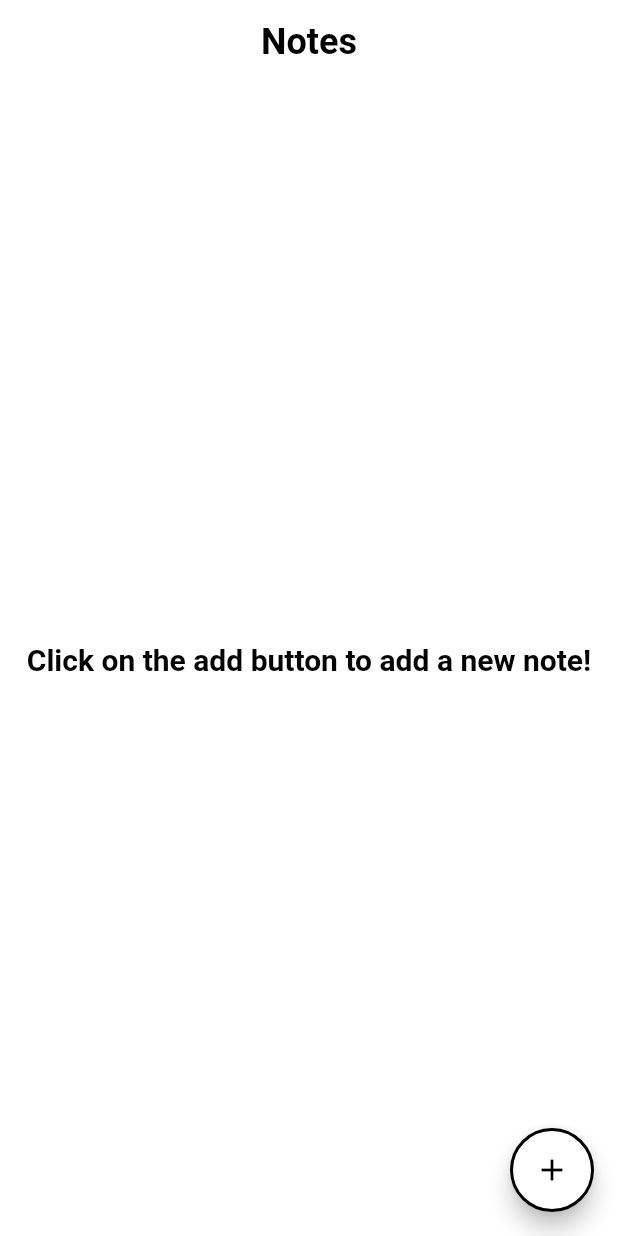
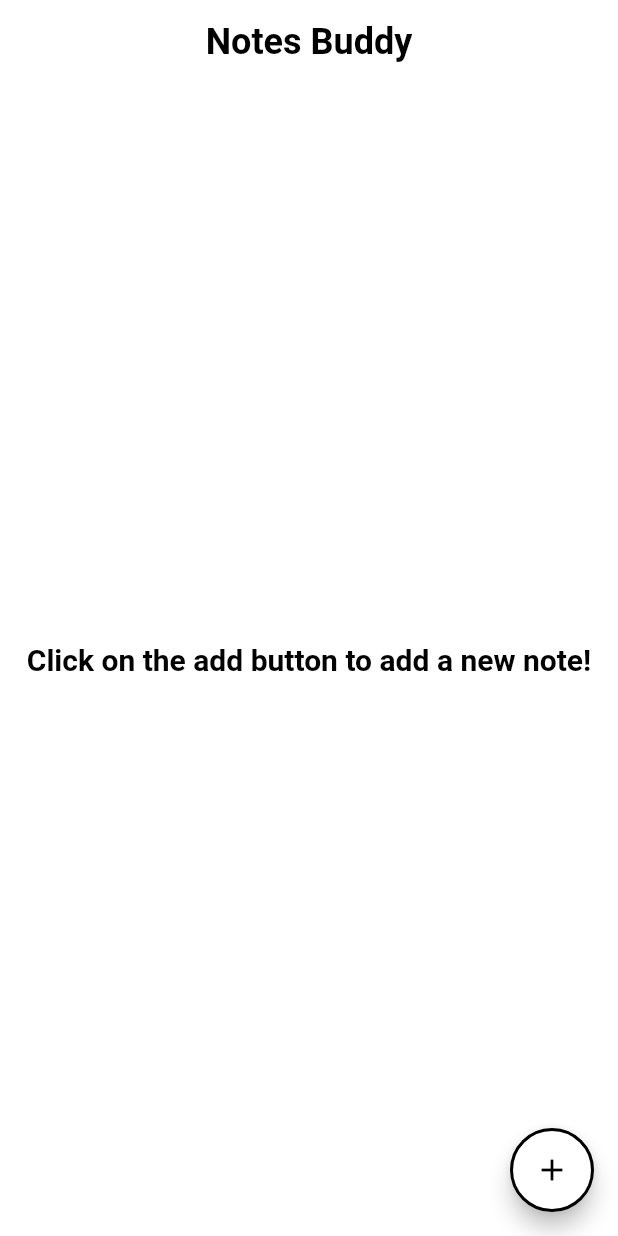
Before and after one commit to Sithira/NotesBuddy, a Flutter app: the screen it shows after launch, on a phone screen of 412 x 824 dp. Run offline on Flutter 3.47's test engine with Material 2 defaults, Android fonts, the phone set to English and light mode, and no system bars; our stand-ins replace sqflite; missing offline and left inert: camera_camera; accounts and stored records are empty; Roboto replaces fonts that are missing (Sans).

Commit message:
Added fixes

```diff
--- a/lib/db_helper/db_helper.dart
+++ b/lib/db_helper/db_helper.dart
@@ -32,7 +32,7 @@ class DatabaseHelper {
   Future<Database> initializeDatabase() async {
     // Get the directory path for both Android and iOS to store database.
     Directory directory = await getApplicationDocumentsDirectory();
-    String path = directory.path + 'notes.db';
+    String path = directory.path + 'notes_buddy.db';
 
     // Open/create the database at a given path
     var notesDatabase =
--- a/lib/main.dart
+++ b/lib/main.dart
@@ -11,7 +11,7 @@ class MyApp extends StatelessWidget {
   @override
   Widget build(BuildContext context) {
     return MaterialApp(
-      title: 'NoteKeeper',
+      title: 'Notes Buddy',
       debugShowCheckedModeBanner: false,
       theme: ThemeData(
         primarySwatch: Colors.deepPurple,
--- a/lib/screens/note_list.dart
+++ b/lib/screens/note_list.dart
@@ -33,7 +33,7 @@ class NoteListState extends State<NoteList> {
 
     Widget myAppBar() {
       return AppBar(
-        title: Text('Notes', style: Theme.of(context).textTheme.headline5),
+        title: Text('Notes Buddy', style: Theme.of(context).textTheme.headline5),
         centerTitle: true,
         elevation: 0,
         backgroundColor: Colors.white,
--- a/pubspec.yaml
+++ b/pubspec.yaml
@@ -29,7 +29,7 @@ environment:
 dependencies:
   flutter:
     sdk: flutter
-  sqflite: 2.0.0+3
+  sqflite: ^2.0.0+4
   path_provider: 2.0.1
   intl: 0.17.0
   flutter_staggered_grid_view: 0.4.0
@@ -38,6 +38,7 @@ dependencies:
   # The following adds the Cupertino Icons font to your application.
   # Use with the CupertinoIcons class for iOS style icons.
   cupertino_icons: ^1.0.2
+  camera_camera: ^2.0.2
 
 dev_dependencies:
   flutter_test:
```
Also changed, not shown: lib/screens/note_detail.dart (+19 -0 lines), pubspec.lock, 3 other files.
